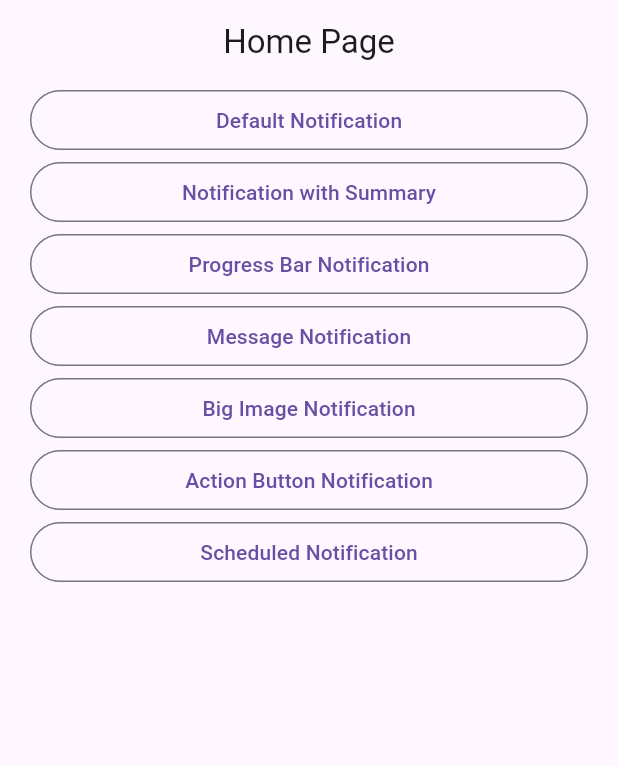
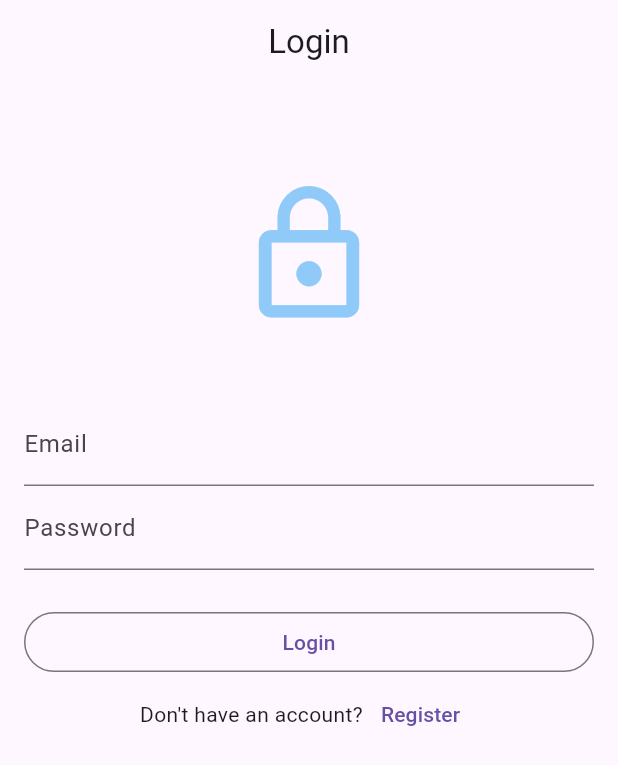
Before and after one commit to ihsankhwaritsmi/notification_app_flutter, a Flutter app: the screen it shows after launch, on a phone screen of 412 x 824 dp. Shown: the top 765 px of the screen. Run offline on Flutter 3.47's test engine with Material 3 defaults, Android fonts, the phone set to English and light mode, and no system bars; our stand-ins replace awesome_notifications, firebase_auth, firebase_core; accounts and stored records are empty.

Commit message:
modified:   android/app/build.gradle.kts 	new file:   android/app/google-services.json 	modified:   android/settings.gradle.kts 	new file:   firebase.json 	new file:   lib/firebase_options.dart 	modified:   lib/main.dart 	new file:   lib/screen/home.dart 	new file:   lib/screen/login.dart 	renamed:    lib/screen/home_screen.dart -> lib/screen/notification_screen.dart 	new file:   lib/screen/register.dart 	modified:   macos/Flutter/GeneratedPluginRegistrant.swift 	modified:   pubspec.lock 	modified:   pubspec.yaml 	modified:   windows/flutter/generated_plugin_registrant.cc 	modified:   windows/flutter/generated_plugins.cmake

```diff
--- a/lib/main.dart
+++ b/lib/main.dart
@@ -1,11 +1,17 @@
 import 'package:flutter/material.dart';
-import 'package:notification_app/screen/home_screen.dart';
+import 'package:firebase_core/firebase_core.dart';
+import 'package:notification_app/firebase_options.dart';
+import 'package:notification_app/screen/home.dart';
+import 'package:notification_app/screen/login.dart';
+import 'package:notification_app/screen/notification_screen.dart';
+import 'package:notification_app/screen/register.dart';
 import 'package:notification_app/screen/second_screen.dart';
 import 'package:notification_app/services/notification_service.dart';
 
 void main() async {
   WidgetsFlutterBinding.ensureInitialized();
   await NotificationService.initializeNotification();
+  await Firebase.initializeApp(options: DefaultFirebaseOptions.currentPlatform);
 
   runApp(const MyApp());
 }
@@ -18,14 +24,22 @@ class MyApp extends StatelessWidget {
   // This widget is the root of your application.
   @override
   Widget build(BuildContext context) {
+    // return MaterialApp(
+    //   title: 'Notification Demo',
+    //   routes: {
+    //     'home': (context) => const NotificationScreen(),
+    //     'second': (context) => const SecondScreen(),
+    //   },
+    //   initialRoute: 'home',
+    //   navigatorKey: navigatorKey,
+    // );
     return MaterialApp(
-      title: 'Notification Demo',
+      initialRoute: 'login',
       routes: {
         'home': (context) => const HomeScreen(),
-        'second': (context) => const SecondScreen(),
+        'login': (context) => const LoginScreen(),
+        'register': (context) => const RegisterScreen(),
       },
-      initialRoute: 'home',
-      navigatorKey: navigatorKey,
     );
   }
 }
--- /dev/null
+++ b/lib/screen/login.dart
@@ -0,0 +1,97 @@
+import 'package:firebase_auth/firebase_auth.dart';
+import 'package:flutter/material.dart';
+
+class LoginScreen extends StatefulWidget {
+  const LoginScreen({super.key});
+
+  @override
+  State<LoginScreen> createState() => _LoginScreenState();
+}
+
+class _LoginScreenState extends State<LoginScreen> {
+  final _emailController = TextEditingController();
+  final _passwordController = TextEditingController();
+
+  bool _isLoading = false;
+  String _errorCode = "";
+
+  void navigateRegister() {
+    if (!context.mounted) return;
+    Navigator.pushReplacementNamed(context, 'register');
+  }
+
+  void signIn() async {
+    setState(() {
+      _isLoading = true;
+      _errorCode = "";
+    });
+
+    try {
+      await FirebaseAuth.instance.signInWithEmailAndPassword(
+        email: _emailController.text,
+        password: _passwordController.text,
+      );
+      if (!context.mounted) return;
+      Navigator.pushReplacementNamed(context, 'home');
+    } on FirebaseAuthException catch (e) {
+      setState(() {
+        _errorCode = e.code;
+      });
+    }
+
+    setState(() {
+      _isLoading = false;
+    });
+  }
+
+  @override
+  Widget build(BuildContext context) {
+    return Scaffold(
+      appBar: AppBar(title: const Text('Login'), centerTitle: true),
+      body: Padding(
+        padding: const EdgeInsets.all(16.0),
+        child: Center(
+          child: ListView(
+            children: [
+              const SizedBox(height: 48),
+              Icon(Icons.lock_outline, size: 100, color: Colors.blue[200]),
+              const SizedBox(height: 48),
+              TextField(
+                controller: _emailController,
+                decoration: const InputDecoration(label: Text('Email')),
+              ),
+              TextField(
+                controller: _passwordController,
+                obscureText: true,
+                decoration: const InputDecoration(label: Text('Password')),
+              ),
+              const SizedBox(height: 24),
+              _errorCode != ""
+                  ? Column(
+                    children: [Text(_errorCode), const SizedBox(height: 24)],
+                  )
+                  : const SizedBox(height: 0),
+              OutlinedButton(
+                onPressed: signIn,
+                child:
+                    _isLoading
+                        ? const CircularProgressIndicator()
+                        : const Text('Login'),
+              ),
+              Row(
+                mainAxisAlignment: MainAxisAlignment.center,
+                children: [
+                  const Text('Don\'t have an account?'),
+                  TextButton(
+                    onPressed: navigateRegister,
+                    child: const Text('Register'),
+                  ),
+                ],
+              ),
+            ],
+          ),
+        ),
+      ),
+    );
+  }
+}
--- a/lib/screen/home_screen.dart
+++ b/lib/screen/notification_screen.dart
@@ -2,8 +2,8 @@ import 'package:awesome_notifications/awesome_notifications.dart';
 import 'package:flutter/material.dart';
 import 'package:notification_app/services/notification_service.dart';
 
-class HomeScreen extends StatelessWidget {
-  const HomeScreen({super.key});
+class NotificationScreen extends StatelessWidget {
+  const NotificationScreen({super.key});
 
   @override
   Widget build(BuildContext context) {
--- a/pubspec.yaml
+++ b/pubspec.yaml
@@ -35,6 +35,9 @@ dependencies:
   # Use with the CupertinoIcons class for iOS style icons.
   cupertino_icons: ^1.0.8
   awesome_notifications: ^0.10.1
+  firebase_core: ^3.13.0
+  cloud_firestore: ^5.6.7
+  firebase_auth: ^5.5.3
 
 dev_dependencies:
   flutter_test:
```
Also changed, not shown: lib/screen/home.dart (added, +44 -0 lines), lib/screen/register.dart (added, +101 -0 lines), firebase.json (added), lib/firebase_options.dart (added), pubspec.lock, 6 other files.
